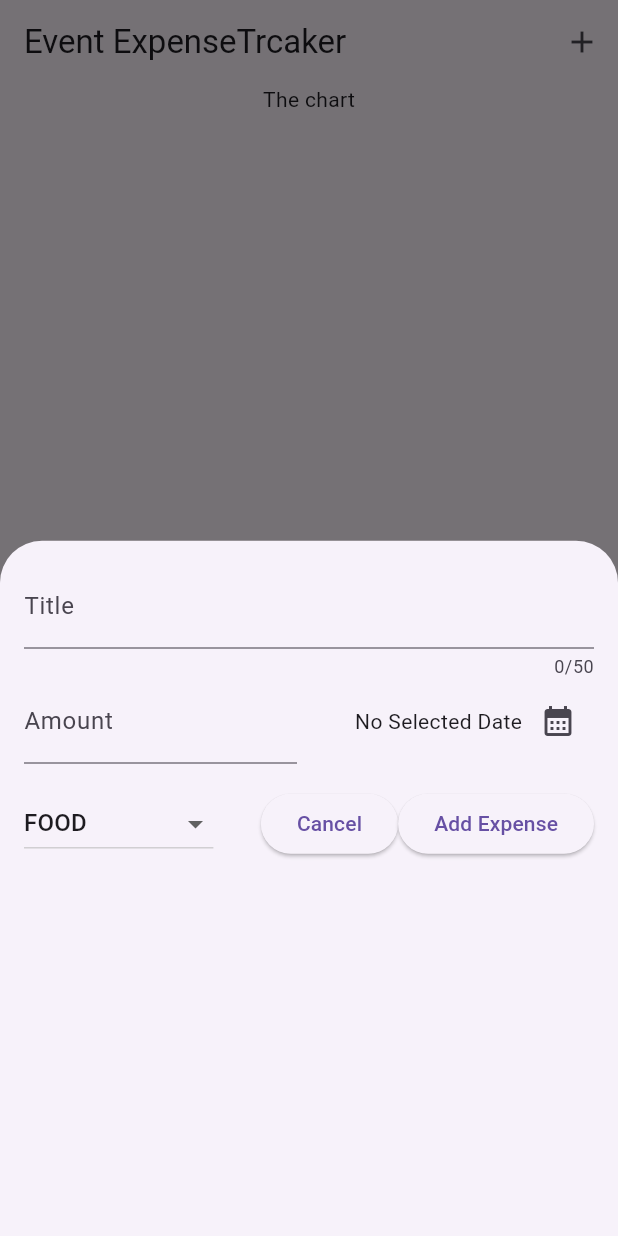
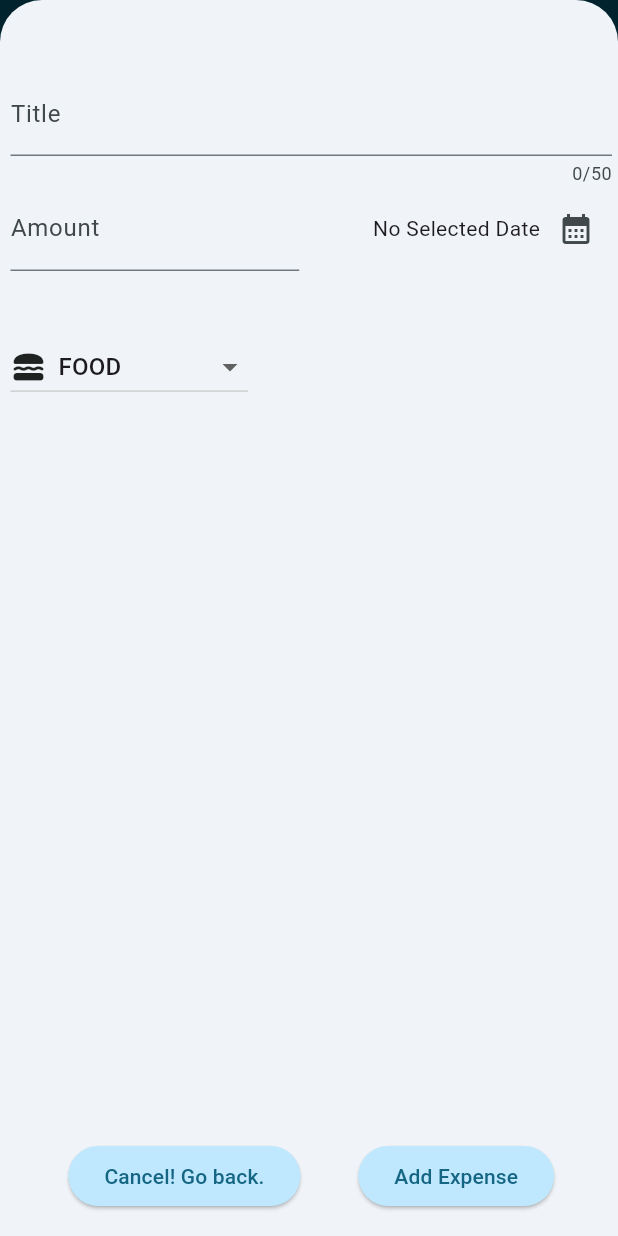
Before and after one commit to Hemalv02/Momento, a Flutter app: the screen it shows after launch, after a tap on the "add" icon, on a phone screen of 412 x 824 dp. Run offline on Flutter 3.47's test engine with Material 3 defaults, Android fonts, the phone set to English and light mode, and no system bars; our stand-ins replace fl_chart.

Commit message:
Added Theme & PieChart

```diff
--- a/lib/controller/add_expense.dart
+++ b/lib/controller/add_expense.dart
@@ -27,12 +27,15 @@ class _AddExpenseState extends State<AddExpense> {
     final enteredAmount = double.tryParse(_amountController.text);
     final amountIsInvalid = enteredAmount == null || enteredAmount <= 0;
     if (_titleController.text.trim().isEmpty ||
-        amountIsInvalid||
+        amountIsInvalid ||
         _selectedDate == null) {
-      showDialog(context: context, builder: (ctx) {
+      showDialog(
+          context: context,
+          builder: (ctx) {
             return AlertDialog(
               title: const Text('Invalid Input'),
-          content: const Text('Please make sure a valid title, amount, date and category was entered'),
+              content: const Text(
+                  'Please make sure a valid title, amount, date and category was entered'),
               actions: [
                 TextButton(
                   onPressed: () {
@@ -51,6 +54,7 @@ class _AddExpenseState extends State<AddExpense> {
       date: _selectedDate!,
       category: _selectedCategory,
     ));
+    Navigator.pop(context);
   }
 
   void _datePicker() async {
@@ -69,9 +73,12 @@ class _AddExpenseState extends State<AddExpense> {
 
   @override
   Widget build(BuildContext context) {
+    final isKeyboardVisible = MediaQuery.of(context).viewInsets.bottom > 0;
+
     return Padding(
-      padding: const EdgeInsets.all(16),
+      padding: const EdgeInsets.fromLTRB(7, 48, 4, 16),
       child: Column(
+        crossAxisAlignment: CrossAxisAlignment.start,
         children: [
           TextField(
               decoration: const InputDecoration(labelText: 'Title'),
@@ -104,25 +111,30 @@ class _AddExpenseState extends State<AddExpense> {
                       onPressed: _datePicker,
                       icon: const Icon(
                         Icons.calendar_month_sharp,
-                        )),
+                      ),
+                    ),
                   ],
                 ),
               ),
             ],
           ),
           const SizedBox(
-            height: 16,
+            height: 40,
           ),
-          Row(
-            children: [
           DropdownButton(
             value: _selectedCategory,
             items: Category.values
                 .map(
                   (category) => DropdownMenuItem(
                     value: category,
-                        child: Text(
-                          category.name.toUpperCase(),
+                    child: Row(
+                      children: [
+                        Icon(categoryIcons[category]),
+                        const SizedBox(
+                          width: 8,
+                        ),
+                        Text(category.name.toUpperCase()),
+                      ],
                     ),
                   ),
                 )
@@ -136,12 +148,16 @@ class _AddExpenseState extends State<AddExpense> {
               });
             },
           ),
+          isKeyboardVisible ? const SizedBox(height: 50) :
           const Spacer(),
+          Row(
+            mainAxisAlignment: MainAxisAlignment.spaceEvenly,
+            children: [
               ElevatedButton(
                 onPressed: () {
                   Navigator.pop(context);
                 },
-                child: const Text('Cancel'),
+                child: const Text('Cancel! Go back.'),
               ),
               ElevatedButton(
                 onPressed: _submitExpenseData,
--- a/lib/controller/expenses.dart
+++ b/lib/controller/expenses.dart
@@ -1,5 +1,6 @@
 import 'package:momento/controller/add_expense.dart';
 import 'package:momento/model/expense.dart';
+import 'package:momento/view/charts_page.dart';
 import 'package:flutter/material.dart';
 import 'package:momento/controller/expenses_list.dart';
 
@@ -15,17 +16,36 @@ class Expenses extends StatefulWidget {
 class _ExpensesState extends State<Expenses> {
   final List<Expense> _registeredExpensesList = [];
 
-  void addExpense(Expense newExpense) {
+  void _addExpense(Expense newExpense) {
     setState(() {
       _registeredExpensesList.add(newExpense);
     });
   }
-
+  void _deleteExpense(Expense expense) {
+    final index = _registeredExpensesList.indexOf(expense);
+    setState(() {
+      _registeredExpensesList.remove(expense);
+    });
+    ScaffoldMessenger.of(context).clearSnackBars();
+    ScaffoldMessenger.of(context).showSnackBar(SnackBar(
+      content: Text('${expense.title} deleted'),
+      duration: const Duration(seconds: 3),
+      action: SnackBarAction(
+        label: 'Undo',
+        onPressed: () {
+          setState(() {
+            _registeredExpensesList.insert(index, expense);
+          });
+        },
+      ),
+    ));
+  }
   void _onAddNewExpenseLayout() {
     showModalBottomSheet(
+      isScrollControlled: true,
         context: context,
         builder: (ctx) => AddExpense(
-              addExpense: addExpense,
+              addExpense: _addExpense,
             ));
   }
 
@@ -33,7 +53,7 @@ class _ExpensesState extends State<Expenses> {
   Widget build(BuildContext context) {
     return Scaffold(
       appBar: AppBar(
-        title: const Text("Event ExpenseTrcaker"),
+        title: const Text("Event ExpenseTracker"),
         actions: [
           IconButton(
             onPressed: _onAddNewExpenseLayout,
@@ -43,9 +63,23 @@ class _ExpensesState extends State<Expenses> {
       ),
       body: Column(
         children: [
-          const Text("The chart"),
+          GestureDetector(
+          onTap: () {
+            Navigator.of(context).push(
+              MaterialPageRoute(builder: (context) => ChartsPage(expenses: _registeredExpensesList)),
+            );
+          },
+          child: const Row(
+            mainAxisAlignment: MainAxisAlignment.center,
+            children: [
+              Icon(Icons.bar_chart, size: 24),
+              SizedBox(width: 8),
+              Text("The Chart"),
+            ],
+          ),
+        ),
           Expanded(
-            child: ExpensesList(expenses: _registeredExpensesList),
+            child: ExpensesList(expenses: _registeredExpensesList, deleteExpense: _deleteExpense),
           ),
         ],
       ),
--- a/lib/controller/expenses_list.dart
+++ b/lib/controller/expenses_list.dart
@@ -3,15 +3,30 @@ import 'package:flutter/material.dart';
 import 'package:momento/model/expense.dart';
 
 class ExpensesList extends StatelessWidget {
-  const ExpensesList({super.key, required this.expenses});
+  const ExpensesList(
+      {super.key, required this.expenses, required this.deleteExpense});
 
   final List<Expense> expenses;
+  final void Function(Expense) deleteExpense;
 
   @override
   Widget build(BuildContext context) {
     return ListView.builder(
       itemCount: expenses.length,
-      itemBuilder: (context, index) => ExpenseItem(expense: expenses[index]),
+      itemBuilder: (context, index) => Dismissible(
+        key: ValueKey(expenses[index]),
+        direction: DismissDirection.startToEnd,
+        background: Container(
+          color: Theme.of(context).colorScheme.error,
+          alignment: Alignment.centerLeft,
+          margin: Theme.of(context).cardTheme.margin,
+          child: const Icon(Icons.delete, color: Colors.white, size: 40),
+        ),
+        child: ExpenseItem(expense: expenses[index]),
+        onDismissed: (direction) {
+          deleteExpense(expenses[index]);
+        },
+      ),
     );
   }
 }
--- a/lib/main.dart
+++ b/lib/main.dart
@@ -1,8 +1,13 @@
 import 'package:momento/controller/expenses.dart';
 import 'package:flutter/material.dart';
+import 'package:momento/view/themedata.dart';
+import 'package:momento/view/dark_themedata.dart';
 void main(){
-  runApp(const MaterialApp(
+  runApp(MaterialApp(
+    theme: themeData,
+    darkTheme: darkThemeData,
+    themeMode: ThemeMode.system,
     debugShowCheckedModeBanner: false,
-    home:Expenses(),
+    home:const Expenses(),
   ),);
 }
--- a/lib/model/expense.dart
+++ b/lib/model/expense.dart
@@ -34,9 +34,11 @@ class Expense {
   String id;
   DateTime date;
   Category category;
+
   String get formattedDate {
     return formatter.format(date);
   }
+
   Expense({
     required this.title,
     required this.amount,
--- a/lib/view/expense_item.dart
+++ b/lib/view/expense_item.dart
@@ -11,13 +11,14 @@ class ExpenseItem extends StatelessWidget {
         child: Padding(
       padding: const EdgeInsets.symmetric(horizontal: 20, vertical: 16),
       child: Column(
+        crossAxisAlignment: CrossAxisAlignment.start,
         children: [
-          Text(expense.title),
+          Text(expense.title, style: Theme.of(context).textTheme.titleLarge),
           const SizedBox(height: 4),
           Row(
             children: [
               Text(
-                '৳${expense.amount.toStringAsFixed(2)}',
+                '৳ ${expense.amount.toStringAsFixed(2)}',
               ),
               const Spacer(),
               Row(
--- a/pubspec.yaml
+++ b/pubspec.yaml
@@ -36,6 +36,7 @@ dependencies:
   cupertino_icons: ^1.0.8
   uuid: ^4.5.1
   intl: ^0.19.0
+  fl_chart: ^0.69.0
 dev_dependencies:
   flutter_test:
     sdk: flutter
```
Also changed, not shown: lib/model/expense_bucket.dart (added, +20 -0 lines), lib/view/charts_page.dart (added, +93 -0 lines), lib/view/dark_themedata.dart (added, +68 -0 lines), lib/view/themedata.dart (added, +31 -0 lines), pubspec.lock. Lines whose indentation alone changed are shown as unchanged.
